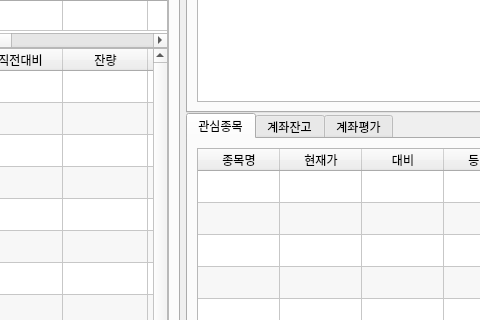
ajjicamp/my_window, file mywindow.ui: the form before one commit; both pictures show x 606 to 1086 and y 116 to 436 of the 1187 by 700 pixel window.
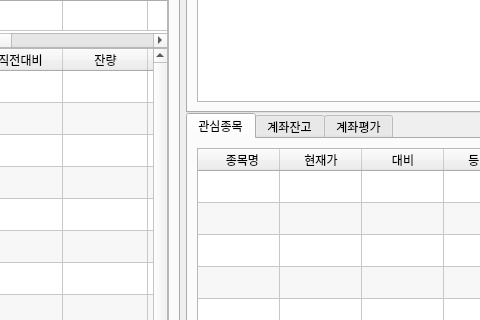
The form after the commit. The open tabs and pages were chosen to show the change. Custom widgets are drawn as their Qt base class.

```diff
--- a/mywindow.ui
+++ b/mywindow.ui
@@ -419,6 +419,9 @@
              <property name="alternatingRowColors">
               <bool>true</bool>
              </property>
+             <property name="wordWrap">
+              <bool>false</bool>
+             </property>
              <property name="rowCount">
               <number>20</number>
              </property>
@@ -468,7 +471,7 @@
              <row/>
              <column>
               <property name="text">
-               <string>종목명</string>
+               <string>    종목명  </string>
               </property>
              </column>
              <column>
```
Left out of the diff: 11 changed lines with no effect on the pictures.
